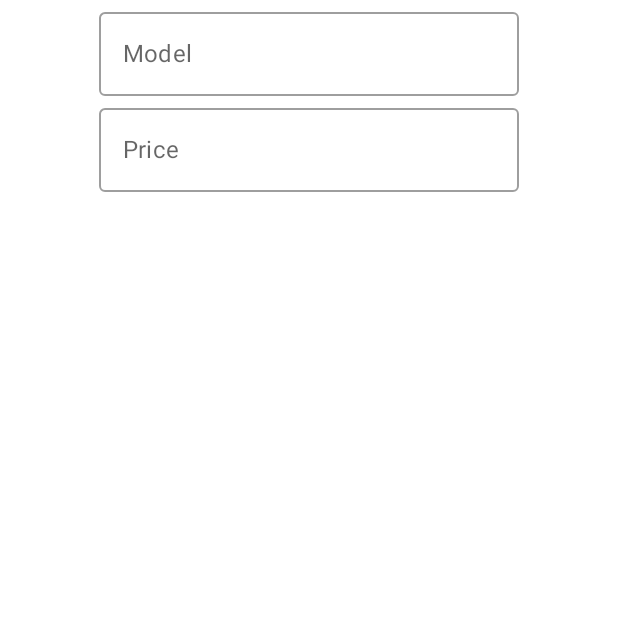
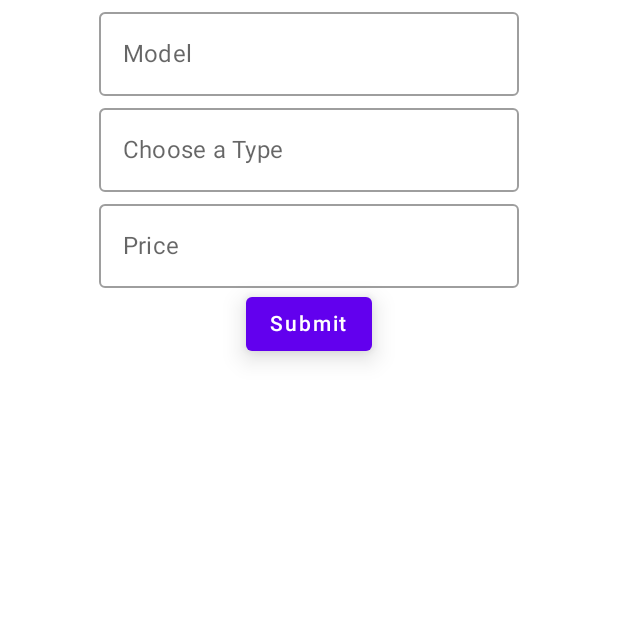
Before and after one commit to BrenoHenrique07/JetpackCompose-project, an Android app built with Jetpack Compose: the screen it shows after launch (MainActivity), on a phone screen of 412 x 824 dp, the top half of it. Run offline under Robolectric (Android 15) with nearby library versions, the phone set to English and light mode, and no system bars.

Commit message:
Layout do formulario finalizado

```diff
--- a/app/src/main/java/com/example/ap/MainActivity.kt
+++ b/app/src/main/java/com/example/ap/MainActivity.kt
@@ -8,14 +8,13 @@ import androidx.compose.foundation.layout.Column
 import androidx.compose.foundation.layout.fillMaxSize
 import androidx.compose.foundation.layout.fillMaxWidth
 import androidx.compose.foundation.shape.CircleShape
-import androidx.compose.material.MaterialTheme
-import androidx.compose.material.OutlinedTextField
-import androidx.compose.material.Surface
-import androidx.compose.material.Text
+import androidx.compose.material.*
 import androidx.compose.runtime.*
 import androidx.compose.ui.Alignment
 import androidx.compose.ui.Modifier
+import androidx.compose.ui.semantics.Role.Companion.Button
 import androidx.compose.ui.tooling.preview.Preview
+import androidx.compose.ui.unit.dp
 import com.example.ap.ui.theme.APTheme
 import java.text.Normalizer.Form
 
@@ -43,6 +42,7 @@ fun Greeting(name: String) {
         modifier = Modifier.fillMaxWidth()
     ) {
         var model by remember { mutableStateOf("") }
+        var type by remember { mutableStateOf("") }
         var price by remember { mutableStateOf("") }
 
         OutlinedTextField(
@@ -52,11 +52,27 @@ fun Greeting(name: String) {
             modifier = Modifier.align(Alignment.CenterHorizontally)
         )
         OutlinedTextField(
+            value = type,
+            onValueChange = { type = it },
+            label = { Text("Choose a Type") },
+            modifier = Modifier.align(Alignment.CenterHorizontally)
+        )
+        OutlinedTextField(
             value = price,
             onValueChange = { price = it },
             label = { Text("Price") },
             modifier = Modifier.align(Alignment.CenterHorizontally)
         )
+        Button(onClick = {
+            //your onclick code here
+        },elevation =  ButtonDefaults.elevation(
+            defaultElevation = 10.dp,
+            pressedElevation = 15.dp,
+            disabledElevation = 0.dp
+        ),  modifier = Modifier.align(Alignment.CenterHorizontally)
+        ) {
+            Text(text = "Submit")
+        }
     }
 }
 
```
